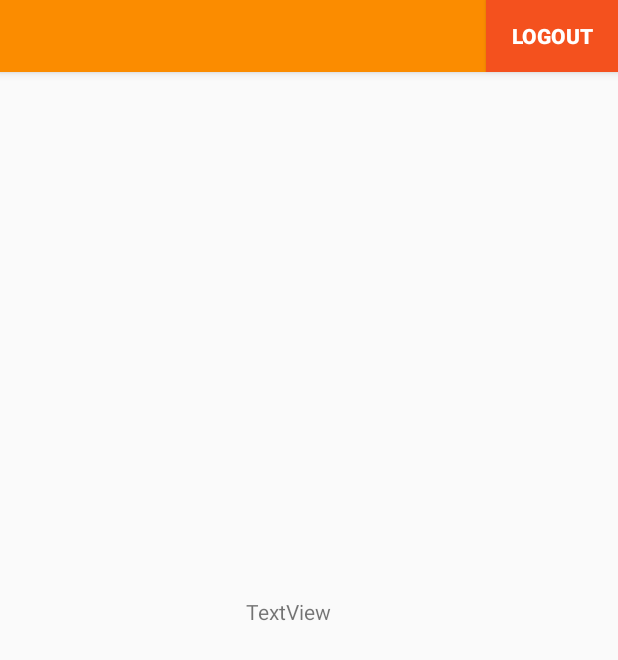
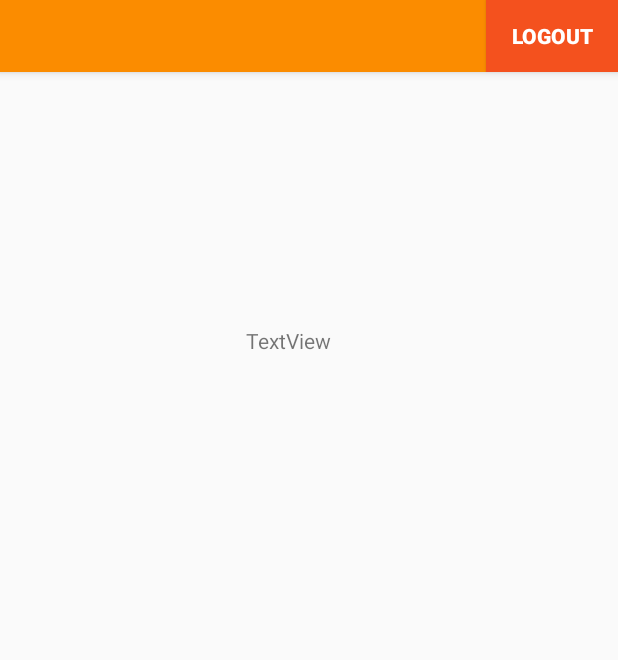
Before and after one commit to NDKN12/mcc-g15-android, an Android app: the MainActivity screen opened directly, with no data from a screen before it, on a phone screen of 412 x 824 dp. Shown: the top 660 px of the screen. Run offline under Robolectric (Android 15) with nearby library versions, the phone set to English and light mode, and no system bars; 4 statements that could not run were skipped.

Commit message:
Working on Layout: Listview and new xml-File

```diff
--- a/app/src/main/res/layout/activity_login.xml
+++ b/app/src/main/res/layout/activity_login.xml
@@ -9,7 +9,7 @@
     android:paddingBottom="@dimen/activity_vertical_margin"
     android:paddingLeft="@dimen/activity_horizontal_margin"
     android:paddingRight="@dimen/activity_horizontal_margin"
-    android:paddingTop="@dimen/activity_vertical_margin"
+    android:paddingTop= "@dimen/activity_vertical_margin"
     tools:context="fi.aalto.openoranges.project1.mcc.LoginActivity">
 
     <!-- Login progress -->
--- a/app/src/main/res/layout/activity_main.xml
+++ b/app/src/main/res/layout/activity_main.xml
@@ -1,6 +1,7 @@
 <?xml version="1.0" encoding="utf-8"?>
-<android.support.design.widget.CoordinatorLayout
-    xmlns:android="http://schemas.android.com/apk/res/android"
+
+
+<android.support.design.widget.CoordinatorLayout xmlns:android="http://schemas.android.com/apk/res/android"
     xmlns:app="http://schemas.android.com/apk/res-auto"
     xmlns:tools="http://schemas.android.com/tools"
     android:layout_width="match_parent"
@@ -8,34 +9,54 @@
     android:fitsSystemWindows="true"
     tools:context="fi.aalto.openoranges.project1.mcc.MainActivity">
 
+    <RelativeLayout
+        android:layout_width="match_parent"
+        android:layout_height="match_parent">
+
         <android.support.design.widget.AppBarLayout
+            android:id="@+id/AppBar"
             android:layout_width="match_parent"
             android:layout_height="wrap_content"
             android:background="@color/colorPrimary"
             android:theme="@style/AppTheme.AppBarOverlay">
 
+
             <Button
                 android:id="@+id/logout"
-            android:text="Logout"
-            android:background="@color/colorAccent"
                 android:layout_width="wrap_content"
                 android:layout_height="wrap_content"
-            android:textStyle="bold"
-            android:layout_gravity="right" />
-        />
-
+                android:layout_gravity="right"
+                android:background="@color/colorAccent"
+                android:text="Logout"
+                android:textStyle="bold" />
         </android.support.design.widget.AppBarLayout>
 
-    <include layout="@layout/content_main"
-        android:id="@+id/include"/>
-
         <TextView
-        android:text="TextView"
+            android:id="@+id/textView"
             android:layout_width="84dp"
             android:layout_height="76dp"
-        android:id="@+id/textView"
+            android:layout_centerHorizontal="true"
+            android:layout_gravity="center_vertical|center_horizontal"
+            android:layout_marginTop="217dp"
+            android:text="TextView"
             app:layout_anchor="@+id/include"
-        app:layout_anchorGravity="center_vertical|center_horizontal"
-        android:layout_gravity="center_vertical|center_horizontal" />
+            app:layout_anchorGravity="center_vertical|center_horizontal" />
 
+        <include
+            android:id="@+id/include"
+            layout="@layout/content_main"
+            android:layout_width="match_parent"
+            android:layout_height="match_parent"
+            android:layout_alignParentLeft="true"
+            android:layout_alignParentStart="true"
+            android:layout_alignParentTop="true" />
+
+        <ListView
+            android:id="@+id/oo_AppsListView"
+            android:layout_width="match_parent"
+            android:layout_height="wrap_content"
+            android:layout_below="@id/AppBar" />
+
+
+    </RelativeLayout>
 </android.support.design.widget.CoordinatorLayout>
--- /dev/null
+++ b/app/src/main/res/layout/item_view.xml
@@ -0,0 +1,6 @@
+<?xml version="1.0" encoding="utf-8"?>
+<RelativeLayout xmlns:android="http://schemas.android.com/apk/res/android"
+    android:layout_width="match_parent"
+    android:layout_height="match_parent">
+
+</RelativeLayout>
```
Lines whose indentation alone changed are shown as unchanged.
